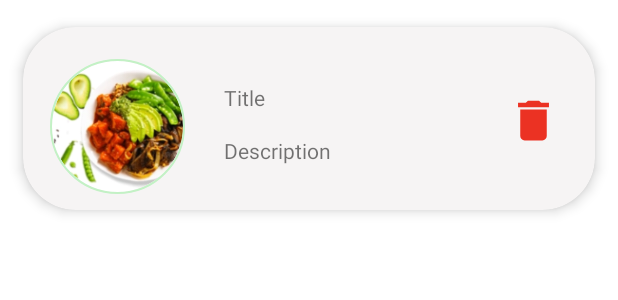
After one commit to AliSalahElbadry/FoodPlannerAndroidApp, an Android app: the layout row_favourite_list.xml on its own in the app's theme, with its tools: preview values and no code run, on a phone screen of 412 x 824 dp. The commit adds this screen. Shown: the top 300 px of the screen. Run offline under Robolectric (Android 15) with nearby library versions, the phone set to English and light mode, and no system bars.

Commit message:
add favourite list and home

```diff
--- a/app/build.gradle
+++ b/app/build.gradle
@@ -36,4 +36,5 @@ dependencies {
     testImplementation 'junit:junit:4.13.2'
     androidTestImplementation 'androidx.test.ext:junit:1.1.5'
     androidTestImplementation 'androidx.test.espresso:espresso-core:3.5.1'
+    implementation 'de.hdodenhof:circleimageview:3.1.0'
 }
--- a/app/src/main/java/com/app/our/foodplanner/MainActivity.java
+++ b/app/src/main/java/com/app/our/foodplanner/MainActivity.java
@@ -1,8 +1,13 @@
 package com.app.our.foodplanner;
 
 import androidx.appcompat.app.AppCompatActivity;
+import androidx.recyclerview.widget.LinearLayoutManager;
+import androidx.recyclerview.widget.RecyclerView;
 
 import android.os.Bundle;
+
+import java.util.Arrays;
+import java.util.List;
 
 public class MainActivity extends AppCompatActivity {
 
@@ -10,5 +15,6 @@ public class MainActivity extends AppCompatActivity {
     protected void onCreate(Bundle savedInstanceState) {
         super.onCreate(savedInstanceState);
         setContentView(R.layout.activity_main);
+
     }
 }
--- /dev/null
+++ b/app/src/main/res/drawable/baseline_calendar.xml
@@ -0,0 +1,5 @@
+<vector android:height="24dp" android:tint="#666666"
+    android:viewportHeight="24" android:viewportWidth="24"
+    android:width="24dp" xmlns:android="http://schemas.android.com/apk/res/android">
+    <path android:fillColor="@android:color/white" android:pathData="M20,3h-1L19,1h-2v2L7,3L7,1L5,1v2L4,3c-1.1,0 -2,0.9 -2,2v16c0,1.1 0.9,2 2,2h16c1.1,0 2,-0.9 2,-2L22,5c0,-1.1 -0.9,-2 -2,-2zM20,21L4,21L4,8h16v13z"/>
+</vector>
--- /dev/null
+++ b/app/src/main/res/drawable/baseline_filter.xml
@@ -0,0 +1,5 @@
+<vector android:height="24dp" android:tint="#666666"
+    android:viewportHeight="24" android:viewportWidth="24"
+    android:width="24dp" xmlns:android="http://schemas.android.com/apk/res/android">
+    <path android:fillColor="@android:color/white" android:pathData="M4.25,5.61C6.27,8.2 10,13 10,13v6c0,0.55 0.45,1 1,1h2c0.55,0 1,-0.45 1,-1v-6c0,0 3.72,-4.8 5.74,-7.39C20.25,4.95 19.78,4 18.95,4H5.04C4.21,4 3.74,4.95 4.25,5.61z"/>
+</vector>
--- a/app/src/main/res/drawable/custom_button.xml
+++ b/app/src/main/res/drawable/custom_button.xml
@@ -2,7 +2,7 @@
 <shape xmlns:android="http://schemas.android.com/apk/res/android">
 
     <solid android:color="#347964"/>
-    <corners android:radius="40dp" />
+    <corners android:radius="30dp" />
     <stroke android:color="#33C839" android:width="1dp"/>
 
 </shape>
--- /dev/null
+++ b/app/src/main/res/drawable/deleteicon.xml
@@ -0,0 +1,5 @@
+<vector android:height="24dp" android:tint="#EB3223"
+    android:viewportHeight="24" android:viewportWidth="24"
+    android:width="24dp" xmlns:android="http://schemas.android.com/apk/res/android">
+    <path android:fillColor="@android:color/white" android:pathData="M6,19c0,1.1 0.9,2 2,2h8c1.1,0 2,-0.9 2,-2V7H6v12zM19,4h-3.5l-1,-1h-5l-1,1H5v2h14V4z"/>
+</vector>
--- /dev/null
+++ b/app/src/main/res/drawable/heartfill.xml
@@ -0,0 +1,5 @@
+<vector android:height="24dp" android:tint="#EB3223"
+    android:viewportHeight="24" android:viewportWidth="24"
+    android:width="24dp" xmlns:android="http://schemas.android.com/apk/res/android">
+    <path android:fillColor="@android:color/white" android:pathData="M12,21.35l-1.45,-1.32C5.4,15.36 2,12.28 2,8.5 2,5.42 4.42,3 7.5,3c1.74,0 3.41,0.81 4.5,2.09C13.09,3.81 14.76,3 16.5,3 19.58,3 22,5.42 22,8.5c0,3.78 -3.4,6.86 -8.55,11.54L12,21.35z"/>
+</vector>
--- /dev/null
+++ b/app/src/main/res/drawable/search_view.xml
@@ -0,0 +1,6 @@
+<?xml version="1.0" encoding="utf-8"?>
+<shape xmlns:android="http://schemas.android.com/apk/res/android">
+    <corners android:radius="8dp"/>
+    <stroke android:color="#4B7E5E"
+        android:width="1dp"/>
+</shape>
--- a/app/src/main/res/layout/activity_main.xml
+++ b/app/src/main/res/layout/activity_main.xml
@@ -8,4 +8,5 @@
 
 
 
+
 </androidx.constraintlayout.widget.ConstraintLayout>
--- /dev/null
+++ b/app/src/main/res/layout/row_favourite_list.xml
@@ -0,0 +1,75 @@
+<?xml version="1.0" encoding="utf-8"?>
+<androidx.cardview.widget.CardView xmlns:android="http://schemas.android.com/apk/res/android"
+    xmlns:app="http://schemas.android.com/apk/res-auto"
+    xmlns:tools="http://schemas.android.com/tools"
+    android:layout_width="match_parent"
+    android:layout_height="wrap_content"
+    app:cardElevation="5dp"
+    app:cardCornerRadius="35dp"
+    app:cardBackgroundColor="@color/gray"
+    app:cardMaxElevation="3dp"
+    app:cardPreventCornerOverlap="true"
+    app:cardUseCompatPadding="true">
+
+    <androidx.constraintlayout.widget.ConstraintLayout
+        android:id="@+id/row"
+        android:layout_width="match_parent"
+        android:layout_height="122dp">
+
+
+        <TextView
+            android:id="@+id/txtViewTitleFavouriteList"
+            android:layout_width="wrap_content"
+            android:layout_height="wrap_content"
+            android:layout_marginStart="12dp"
+            android:layout_marginTop="16dp"
+            app:layout_constraintStart_toEndOf="@+id/imageView"
+            app:layout_constraintTop_toTopOf="@+id/imageView"
+            tools:text="@string/title_fav_list" />
+
+        <TextView
+            android:id="@+id/textViewDescriptionFavouriteList"
+            android:layout_width="wrap_content"
+            android:layout_height="wrap_content"
+            android:layout_marginStart="12dp"
+            android:layout_marginTop="16dp"
+            app:layout_constraintBottom_toBottomOf="@+id/imageView"
+            app:layout_constraintStart_toEndOf="@+id/imageView"
+            app:layout_constraintTop_toBottomOf="@+id/txtViewTitleFavouriteList"
+            app:layout_constraintVertical_bias="0.0"
+            tools:text="@string/des_fav_list" />
+
+        <ImageView
+            android:id="@+id/imgViewUNameLogIn"
+            android:layout_width="35dp"
+            android:layout_height="50dp"
+            android:layout_weight="1"
+            android:contentDescription="@string/user_name"
+            app:layout_constraintBottom_toBottomOf="@+id/imageView"
+            app:layout_constraintEnd_toEndOf="parent"
+            app:layout_constraintHorizontal_bias="0.875"
+            app:layout_constraintStart_toEndOf="@+id/txtViewTitleFavouriteList"
+            app:layout_constraintTop_toTopOf="@+id/imageView"
+            app:layout_constraintVertical_bias="0.407"
+            app:srcCompat="@drawable/deleteicon"
+            tools:ignore="ImageContrastCheck" />
+
+
+        <de.hdodenhof.circleimageview.CircleImageView
+            android:id="@+id/imageView"
+            android:layout_width="118dp"
+            android:layout_height="90dp"
+            android:layout_marginStart="4dp"
+            android:layout_marginTop="30dp"
+            android:layout_marginBottom="30dp"
+
+            app:civ_border_color="@color/lightGreen"
+            app:civ_border_width="1dp"
+            app:layout_constraintBottom_toBottomOf="parent"
+            app:layout_constraintStart_toStartOf="parent"
+            app:layout_constraintTop_toTopOf="parent"
+            app:layout_constraintVertical_bias="0.333"
+            app:srcCompat="@drawable/picfood" />
+
+    </androidx.constraintlayout.widget.ConstraintLayout>
+</androidx.cardview.widget.CardView>
--- a/app/src/main/res/values/colors.xml
+++ b/app/src/main/res/values/colors.xml
@@ -11,4 +11,5 @@
     <color name="green">#347964</color>
     <color name="darkGreen">#216824</color>
     <color name="lightGreen">#C3F1C5</color>
+    <color name="gray">#F6F4F4</color>
 </resources>
--- a/app/src/main/res/values/strings.xml
+++ b/app/src/main/res/values/strings.xml
@@ -15,4 +15,11 @@
     <string name="text_login_signup" >Food Planner</string>
     <string name="welcom_back">Welcome Back</string>
     <string name="have_account_login">Don\'t have an account?Sign up</string>
+    <string name="my_favourite">My Favourites</string>
+    <string name="title_favourite_list">Title</string>
+    <string name="des_fav_list">Description</string>
+    <string name="title_fav_list">Title</string>
+    <string name="desc_fav_list">Description</string>
+    <string name="search">Search Here ...</string>
+    <string name="button_filter">Filter</string>
 </resources>
```
Also changed, not shown: app/src/main/res/layout/favourite_list_layout.xml (added, +49 -0 lines), app/src/main/res/layout/home_layout.xml (added, +72 -0 lines), app/src/main/res/layout/row_home_layout.xml (added, +91 -0 lines), app/src/main/res/drawable/profile.jpg (added).
